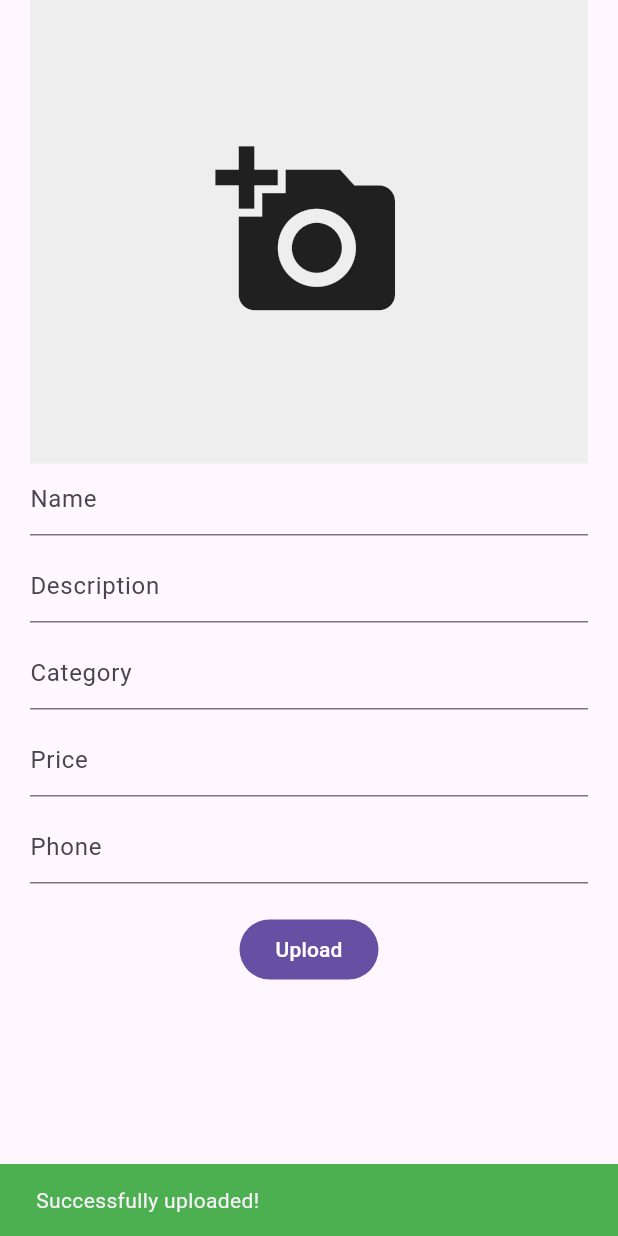
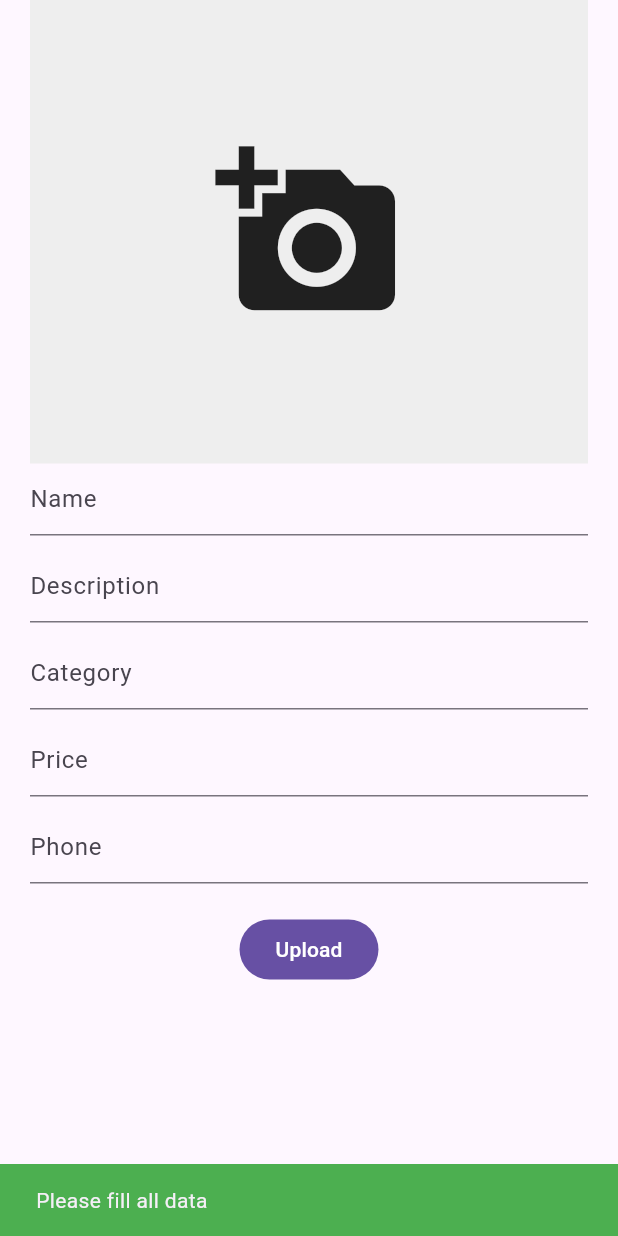
Before and after one commit to Nasibali144/announcement, a Flutter app: the UploadScreen screen opened directly with empty values, after a tap on "Upload", on a phone screen of 412 x 824 dp. Run offline on Flutter 3.47's test engine with Material 2 defaults, Android fonts, the phone set to English and light mode, and no system bars; our stand-ins replace firebase_auth, firebase_core, firebase_database, firebase_storage, flutter_bloc, freezed_annotation and 2 more; accounts and stored records are empty; generated files the repository leaves out were written again.

Commit message:
5 - commit: bug fix

```diff
--- a/lib/core/service_locator.dart
+++ b/lib/core/service_locator.dart
@@ -4,6 +4,7 @@ import 'package:announcement/presentation/blocs/announcement/announcement_bloc.d
 import 'package:announcement/presentation/blocs/auth/auth_bloc.dart';
 import 'package:firebase_auth/firebase_auth.dart';
 import 'package:firebase_database/firebase_database.dart';
+import 'package:firebase_storage/firebase_storage.dart';
 import 'package:get_it/get_it.dart';
 
 final locator = GetIt.I;
@@ -11,7 +12,7 @@ final locator = GetIt.I;
 Future<void> setupLocator() async {
   /// repository
   locator.registerLazySingleton<AuthRepository>(() => AuthRepositoryImpl(auth: FirebaseAuth.instance));
-  locator.registerLazySingleton<AnnouncementRepository>(() => AnnouncementRepositoryImpl(database: FirebaseDatabase.instance));
+  locator.registerLazySingleton<AnnouncementRepository>(() => AnnouncementRepositoryImpl(database: FirebaseDatabase.instance, storage: FirebaseStorage.instance));
 
   /// bloc
   locator.registerFactory<AuthBloc>(() => AuthBloc(repository: locator()));
--- a/lib/domain/models/announcement_model.dart
+++ b/lib/domain/models/announcement_model.dart
@@ -6,7 +6,7 @@ class Announcement implements Comparable<Announcement> {
   String desc;
   String createdAt;
   String modifyAt;
-  // List<String> images;
+  List<String> images;
   Category category;
   double price;
   bool isFavorite;
@@ -20,7 +20,7 @@ class Announcement implements Comparable<Announcement> {
     required this.desc,
     required this.createdAt,
     required this.modifyAt,
-    // required this.images,
+    required this.images,
     required this.category,
     required this.price,
     required this.isFavorite,
@@ -34,7 +34,7 @@ class Announcement implements Comparable<Announcement> {
         desc: json["desc"] as String,
         createdAt: json["createdAt"] as String,
         modifyAt: json["modifyAt"] as String,
-        // images: json["images"] as List<String>,
+        images: List<String>.from(json["images"] as List),
         phone: json["phone"] as String,
         // user: ConvertUser.fromJson(json["user"] as Map<String, Object?>),
         category: Category.fromJson(Map<String, Object?>.from(json["category"] as Map)),
@@ -49,7 +49,7 @@ class Announcement implements Comparable<Announcement> {
         "desc": desc,
         "createdAt": createdAt,
         "modifyAt": modifyAt,
-        // "images": images,
+        "images": images,
         "category": category.toJson(),
         "price": price,
         "isFavorite": isFavorite,
@@ -67,7 +67,7 @@ class Announcement implements Comparable<Announcement> {
           desc == other.desc &&
           createdAt == other.createdAt &&
           modifyAt == other.modifyAt &&
-          // images == other.images &&
+          images == other.images &&
           category == other.category &&
           price == other.price &&
           phone == other.phone &&
--- a/lib/presentation/blocs/announcement/announcement_bloc.dart
+++ b/lib/presentation/blocs/announcement/announcement_bloc.dart
@@ -26,6 +26,12 @@ class AnnouncementBloc extends Bloc<AnnouncementEvent, AnnouncementState> {
 
   void upload(UploadEvent event, Emitter emit) async {
     emit(const AnnouncementLoading());
+
+    if(event.name.isEmpty || event.files.isEmpty || event.decs.isEmpty) {
+      emit(const AnnouncementFailure(message: "Please fill all data"));
+      return;
+    }
+
     final announcement = Announcement(
       id: "01",
       name: event.name,
@@ -36,8 +42,9 @@ class AnnouncementBloc extends Bloc<AnnouncementEvent, AnnouncementState> {
       price: event.price,
       isFavorite: false,
       phone: event.phone,
+      images: [],
     );
-    final result = await repository.upload(announcement);
+    final result = await repository.upload(announcement, event.files);
     if(result) {
       emit(const AnnouncementUploadSuccess());
     } else {
--- a/lib/presentation/blocs/announcement/announcement_event.dart
+++ b/lib/presentation/blocs/announcement/announcement_event.dart
@@ -8,6 +8,7 @@ class AnnouncementEvent with _$AnnouncementEvent {
     required String phone,
     required Category category,
     required double price,
+    required List<File> files,
   }) = UploadEvent;
 
   const factory AnnouncementEvent.getAllData() = GetAllDataEvent;
--- a/lib/presentation/screens/upload_screen.dart
+++ b/lib/presentation/screens/upload_screen.dart
@@ -1,3 +1,4 @@
+import 'dart:io';
 import 'dart:math';
 
 import 'package:announcement/core/utils.dart';
@@ -20,6 +21,7 @@ class UploadScreen extends StatelessWidget {
 
   @override
   Widget build(BuildContext context) {
+    List<File> files = [];
     return BlocListener<AnnouncementBloc, AnnouncementState>(
       bloc: context.read<AnnouncementBloc>(),
       listener: (context, state) {
@@ -64,6 +66,7 @@ class UploadScreen extends StatelessWidget {
                   builder: (context, state) {
                     if (state is AnnouncementGetImagesSuccess) {
                       final images = state.images;
+                      files = images;
 
                       return SizedBox(
                         width: MediaQuery.sizeOf(context).width,
@@ -73,10 +76,10 @@ class UploadScreen extends StatelessWidget {
                               shrinkWrap: true,
                               crossAxisCount: sqrt(images.length).ceil(),
                               children: List.generate(images.length, (index) {
-                                return Expanded(child: Image.file(images[index], fit: BoxFit.cover));
+                                return Image.file(images[index],
+                                    fit: BoxFit.cover);
                               }),
                             ),
-
                             Align(
                               alignment: const Alignment(0.9, -0.9),
                               child: IconButton.filled(
@@ -86,11 +89,18 @@ class UploadScreen extends StatelessWidget {
                                   minWidth: 30,
                                   minHeight: 30,
                                 ),
-                                style: IconButton.styleFrom(backgroundColor: Colors.grey.shade400),
+                                style: IconButton.styleFrom(
+                                    backgroundColor: Colors.grey.shade400),
                                 padding: EdgeInsets.zero,
-                                icon: const Icon(Icons.close, size: 25, color: Colors.white,),
+                                icon: const Icon(
+                                  Icons.close,
+                                  size: 25,
+                                  color: Colors.white,
+                                ),
                                 onPressed: () {
-                                  context.read<AnnouncementBloc>().add(const ClearImagesEvent());
+                                  context
+                                      .read<AnnouncementBloc>()
+                                      .add(const ClearImagesEvent());
                                 },
                               ),
                             ),
@@ -153,6 +163,7 @@ class UploadScreen extends StatelessWidget {
                               categoryController.text.trim()),
                           price: double.tryParse(priceController.text.trim()) ??
                               0.0,
+                          files: files,
                         ));
                   },
                   child: const Text("Upload"),
```
Also changed, not shown: lib/domain/auth_repository/announcement_repository.dart (+21 -3 lines), lib/presentation/screens/home_screen.dart (+11 -1 lines), 1 other file.
